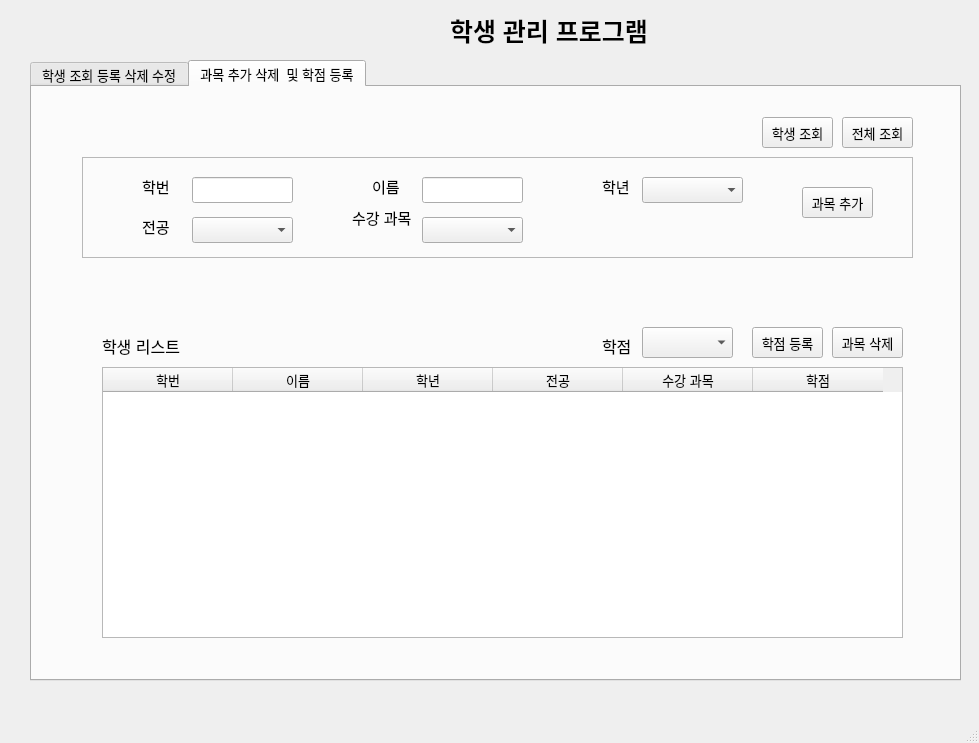
Before: the Qt Designer form mainwindow.ui in gunwoopyo/studentManagement, drawn with Qt 5.
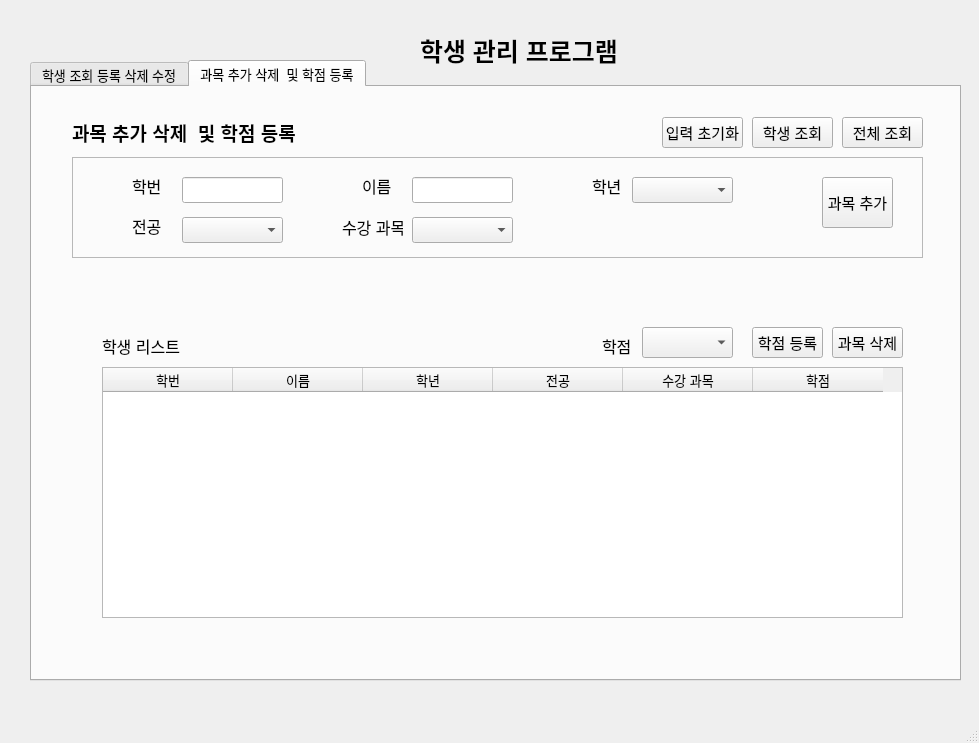
After: the same form once the commit is applied.

Diff of the .ui file:
```diff
--- a/mainwindow.ui
+++ b/mainwindow.ui
@@ -463,9 +463,9 @@
      <widget class="QFrame" name="addCourseFrame">
       <property name="geometry">
        <rect>
-        <x>50</x>
+        <x>40</x>
         <y>70</y>
-        <width>831</width>
+        <width>851</width>
         <height>101</height>
        </rect>
       </property>
@@ -496,7 +496,7 @@
        </property>
        <property name="font">
         <font>
-         <pointsize>11</pointsize>
+         <pointsize>12</pointsize>
         </font>
        </property>
        <property name="text">
@@ -514,7 +514,7 @@
        </property>
        <property name="font">
         <font>
-         <pointsize>11</pointsize>
+         <pointsize>12</pointsize>
         </font>
        </property>
        <property name="text">
@@ -532,7 +532,7 @@
        </property>
        <property name="font">
         <font>
-         <pointsize>11</pointsize>
+         <pointsize>12</pointsize>
         </font>
        </property>
        <property name="text">
@@ -595,7 +595,7 @@
        </property>
        <property name="font">
         <font>
-         <pointsize>11</pointsize>
+         <pointsize>12</pointsize>
         </font>
        </property>
        <property name="text">
@@ -615,12 +615,17 @@
       <widget class="QPushButton" name="courseAddPushButton">
        <property name="geometry">
         <rect>
-         <x>720</x>
-         <y>30</y>
+         <x>750</x>
+         <y>20</y>
          <width>71</width>
-         <height>31</height>
+         <height>51</height>
         </rect>
        </property>
+       <property name="font">
+        <font>
+         <pointsize>11</pointsize>
+        </font>
+       </property>
        <property name="text">
         <string>과목 추가</string>
        </property>
@@ -629,14 +634,14 @@
        <property name="geometry">
         <rect>
          <x>270</x>
-         <y>50</y>
+         <y>60</y>
          <width>61</width>
          <height>20</height>
         </rect>
        </property>
        <property name="font">
         <font>
-         <pointsize>11</pointsize>
+         <pointsize>12</pointsize>
         </font>
        </property>
        <property name="text">
@@ -701,7 +706,7 @@
         <x>70</x>
         <y>280</y>
         <width>801</width>
-        <height>271</height>
+        <height>251</height>
        </rect>
       </property>
       <attribute name="horizontalHeaderDefaultSectionSize">
@@ -760,15 +765,15 @@
      <widget class="QPushButton" name="courseSearchPushButton">
       <property name="geometry">
        <rect>
-        <x>730</x>
+        <x>720</x>
         <y>30</y>
-        <width>71</width>
+        <width>81</width>
         <height>31</height>
        </rect>
       </property>
       <property name="font">
        <font>
-        <pointsize>10</pointsize>
+        <pointsize>11</pointsize>
        </font>
       </property>
       <property name="text">
@@ -780,10 +785,15 @@
        <rect>
         <x>810</x>
         <y>30</y>
-        <width>71</width>
+        <width>81</width>
         <height>31</height>
        </rect>
       </property>
+      <property name="font">
+       <font>
+        <pointsize>11</pointsize>
+       </font>
+      </property>
       <property name="text">
        <string>전체 조회</string>
       </property>
@@ -865,6 +875,11 @@
         <height>31</height>
        </rect>
       </property>
+      <property name="font">
+       <font>
+        <pointsize>11</pointsize>
+       </font>
+      </property>
       <property name="text">
        <string>학점 등록</string>
       </property>
@@ -878,17 +893,59 @@
         <height>31</height>
        </rect>
       </property>
+      <property name="font">
+       <font>
+        <pointsize>11</pointsize>
+       </font>
+      </property>
       <property name="text">
        <string>과목 삭제</string>
       </property>
      </widget>
+     <widget class="QPushButton" name="clearCourseDataPushButton">
+      <property name="geometry">
+       <rect>
+        <x>630</x>
+        <y>30</y>
+        <width>81</width>
+        <height>31</height>
+       </rect>
+      </property>
+      <property name="font">
+       <font>
+        <pointsize>11</pointsize>
+       </font>
+      </property>
+      <property name="text">
+       <string>입력 초기화</string>
+      </property>
+     </widget>
+     <widget class="QLabel" name="label_8">
+      <property name="geometry">
+       <rect>
+        <x>40</x>
+        <y>30</y>
+        <width>231</width>
+        <height>31</height>
+       </rect>
+      </property>
+      <property name="font">
+       <font>
+        <pointsize>14</pointsize>
+        <bold>true</bold>
+       </font>
+      </property>
+      <property name="text">
+       <string>과목 추가 삭제  및 학점 등록</string>
+      </property>
+     </widget>
     </widget>
    </widget>
    <widget class="QLabel" name="label_9">
     <property name="geometry">
      <rect>
-      <x>450</x>
-      <y>10</y>
+      <x>420</x>
+      <y>30</y>
       <width>211</width>
       <height>41</height>
      </rect>
```
Left out of the diff: 52 changed lines with no effect on the pictures.
